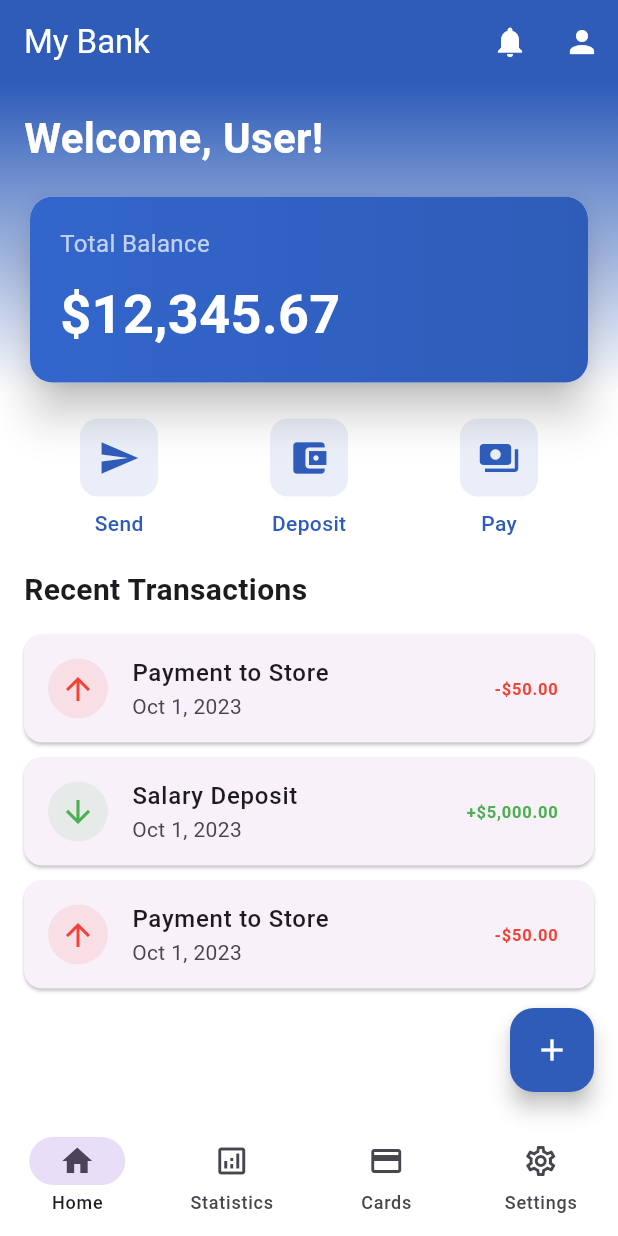
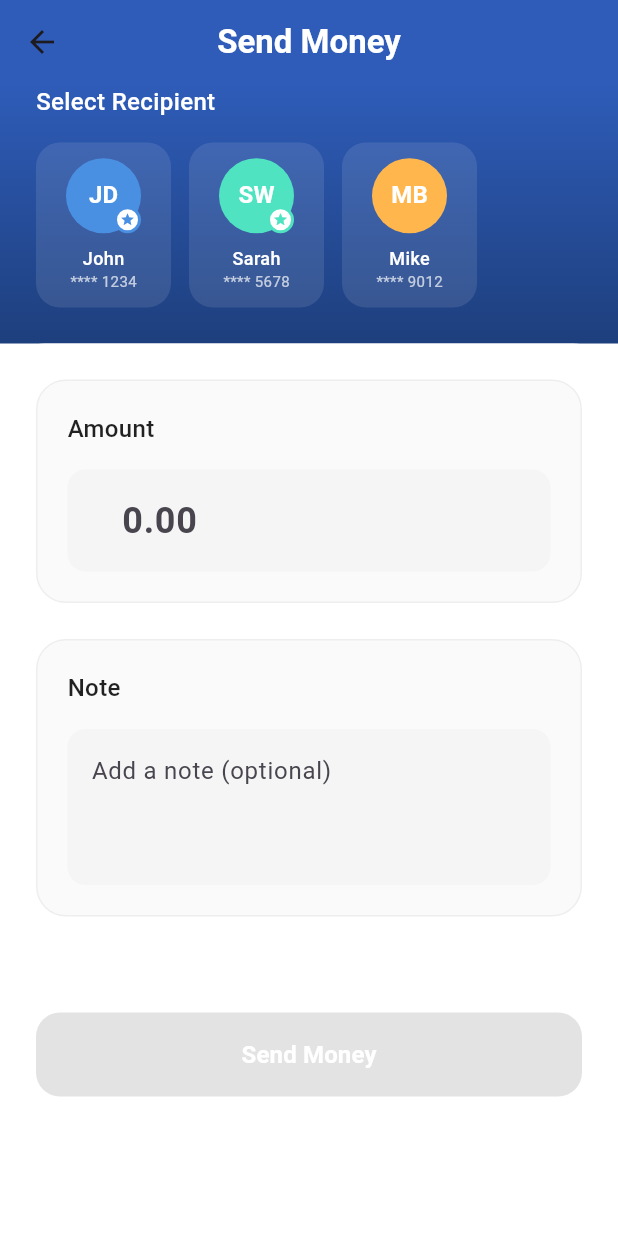
Before and after one commit to Zafir8/bank_app-, a Flutter app: the screen it shows after launch, after a tap on the "send" icon, on a phone screen of 412 x 824 dp. Run offline on Flutter 3.47's test engine with Material 3 defaults, Android fonts, the phone set to English and light mode, and no system bars; our stand-ins replace fl_chart.

Commit message:
Add intl package dependency and update HomeScreen navigation

```diff
--- a/lib/screens/home.dart
+++ b/lib/screens/home.dart
@@ -3,6 +3,7 @@ import 'package:bank_app/components/navbar.dart';
 import 'card.dart';
 import 'settings.dart';
 import 'statistics.dart';
+import 'package:bank_app/screens/send.dart';
 
 class HomeScreen extends StatefulWidget {
   const HomeScreen({super.key});
@@ -13,7 +14,6 @@ class HomeScreen extends StatefulWidget {
 
 class _HomeScreenState extends State<HomeScreen> {
   int _currentIndex = 0;
-
 
   final List<Widget> _pages = [
     const HomeContent(),
@@ -81,7 +81,7 @@ class HomeContent extends StatelessWidget {
           crossAxisAlignment: CrossAxisAlignment.start,
           children: [
             const Text(
-              'Welcome, User!',
+              'Welcome, Zafir!',
               style: TextStyle(
                 fontSize: 28,
                 fontWeight: FontWeight.bold,
@@ -129,6 +129,8 @@ class HomeContent extends StatelessWidget {
               ),
             ),
             const SizedBox(height: 20),
+
+            // Action buttons
             Row(
               mainAxisAlignment: MainAxisAlignment.spaceAround,
               children: [
@@ -136,7 +138,14 @@ class HomeContent extends StatelessWidget {
                   icon: Icons.send,
                   label: 'Send',
                   color: const Color(0xFF2E5CB8),
-                  onTap: () {},
+                  onTap: () {
+                    Navigator.push(
+                      context,
+                      MaterialPageRoute(
+                        builder: (context) => const SendMoneyScreen(),
+                      ),
+                    );
+                  },
                 ),
                 _buildActionButton(
                   icon: Icons.account_balance_wallet,
--- /dev/null
+++ b/lib/screens/send.dart
@@ -0,0 +1,516 @@
+import 'package:flutter/material.dart';
+import 'package:flutter/services.dart';
+import 'package:intl/intl.dart';
+
+class SendMoneyScreen extends StatefulWidget {
+  const SendMoneyScreen({super.key});
+
+  @override
+  State<SendMoneyScreen> createState() => _SendMoneyScreenState();
+}
+
+class _SendMoneyScreenState extends State<SendMoneyScreen> with SingleTickerProviderStateMixin {
+  final _formKey = GlobalKey<FormState>();
+  final _amountController = TextEditingController();
+  final _noteController = TextEditingController();
+  final _currencyFormat = NumberFormat.currency(symbol: '\$');
+
+  late AnimationController _animationController;
+  late Animation<double> _fadeAnimation;
+
+  int? _selectedAccountIndex;
+  bool _isProcessing = false;
+
+  final List<Map<String, dynamic>> _recentRecipients = [
+    {
+      'name': 'John Doe',
+      'avatar': 'JD',
+      'accountNumber': '**** 1234',
+      'bankName': 'Chase Bank',
+      'color': const Color(0xFF4A90E2),
+      'recent': true,
+    },
+    {
+      'name': 'Sarah Wilson',
+      'avatar': 'SW',
+      'accountNumber': '**** 5678',
+      'bankName': 'Bank of America',
+      'color': const Color(0xFF50E3C2),
+      'recent': true,
+    },
+    {
+      'name': 'Mike Brown',
+      'avatar': 'MB',
+      'accountNumber': '**** 9012',
+      'bankName': 'Wells Fargo',
+      'color': const Color(0xFFFFB74D),
+      'recent': false,
+    },
+  ];
+
+  @override
+  void initState() {
+    super.initState();
+    _animationController = AnimationController(
+      duration: const Duration(milliseconds: 400),
+      vsync: this,
+    );
+    _fadeAnimation = Tween<double>(begin: 0.0, end: 1.0).animate(
+      CurvedAnimation(parent: _animationController, curve: Curves.easeOut),
+    );
+    _animationController.forward();
+  }
+
+  @override
+  void dispose() {
+    _amountController.dispose();
+    _noteController.dispose();
+    _animationController.dispose();
+    super.dispose();
+  }
+
+  @override
+  Widget build(BuildContext context) {
+    return Scaffold(
+      backgroundColor: Colors.white,
+      appBar: AppBar(
+        title: const Text('Send Money',
+          style: TextStyle(color: Colors.white, fontWeight: FontWeight.w600)),
+        backgroundColor: const Color(0xFF2E5CB8),
+        elevation: 0,
+        centerTitle: true,
+      ),
+      body: FadeTransition(
+        opacity: _fadeAnimation,
+        child: Column(
+          children: [
+            _buildHeaderSection(),
+            Expanded(
+              child: Container(
+                decoration: const BoxDecoration(
+                  color: Colors.white,
+                  borderRadius: BorderRadius.only(
+                    topLeft: Radius.circular(30),
+                    topRight: Radius.circular(30),
+                  ),
+                ),
+                child: SingleChildScrollView(
+                  padding: const EdgeInsets.all(24),
+                  child: _buildTransferForm(),
+                ),
+              ),
+            ),
+          ],
+        ),
+      ),
+    );
+  }
+
+  Widget _buildHeaderSection() {
+    return Container(
+      padding: const EdgeInsets.fromLTRB(24, 0, 24, 24),
+      decoration: const BoxDecoration(
+        gradient: LinearGradient(
+          begin: Alignment.topCenter,
+          end: Alignment.bottomCenter,
+          colors: [Color(0xFF2E5CB8), Color(0xFF1E3F7D)],
+        ),
+      ),
+      child: Column(
+        crossAxisAlignment: CrossAxisAlignment.start,
+        children: [
+          const Text(
+            'Select Recipient',
+            style: TextStyle(
+              color: Colors.white,
+              fontSize: 16,
+              fontWeight: FontWeight.w500,
+            ),
+          ),
+          const SizedBox(height: 16),
+          SizedBox(
+            height: 110,
+            child: ListView.builder(
+              scrollDirection: Axis.horizontal,
+              itemCount: _recentRecipients.length,
+              itemBuilder: (context, index) => _buildRecipientCard(index),
+            ),
+          ),
+        ],
+      ),
+    );
+  }
+
+  Widget _buildRecipientCard(int index) {
+    final recipient = _recentRecipients[index];
+    final isSelected = _selectedAccountIndex == index;
+
+    return GestureDetector(
+      onTap: () => setState(() => _selectedAccountIndex = index),
+      child: Container(
+        width: 90,
+        margin: const EdgeInsets.only(right: 12),
+        decoration: BoxDecoration(
+          color: isSelected ? Colors.white : Colors.white.withOpacity(0.1),
+          borderRadius: BorderRadius.circular(16),
+        ),
+        child: Column(
+          mainAxisAlignment: MainAxisAlignment.center,
+          children: [
+            Stack(
+              alignment: Alignment.center,
+              children: [
+                CircleAvatar(
+                  radius: 25,
+                  backgroundColor: recipient['color'],
+                  child: Text(
+                    recipient['avatar'],
+                    style: TextStyle(
+                      color: isSelected ? Colors.black87 : Colors.white,
+                      fontWeight: FontWeight.bold,
+                    ),
+                  ),
+                ),
+                if (recipient['recent'])
+                  Positioned(
+                    right: 0,
+                    bottom: 0,
+                    child: Container(
+                      padding: const EdgeInsets.all(2),
+                      decoration: BoxDecoration(
+                        color: Colors.white,
+                        shape: BoxShape.circle,
+                        border: Border.all(color: recipient['color'], width: 2),
+                      ),
+                      child: Icon(
+                        Icons.star,
+                        size: 10,
+                        color: recipient['color'],
+                      ),
+                    ),
+                  ),
+              ],
+            ),
+            const SizedBox(height: 8),
+            Text(
+              recipient['name'].split(' ')[0],
+              style: TextStyle(
+                color: isSelected ? Colors.black87 : Colors.white,
+                fontSize: 12,
+                fontWeight: FontWeight.w500,
+              ),
+              overflow: TextOverflow.ellipsis,
+            ),
+            Text(
+              recipient['accountNumber'],
+              style: TextStyle(
+                color: isSelected ? Colors.black54 : Colors.white70,
+                fontSize: 10,
+              ),
+            ),
+          ],
+        ),
+      ),
+    );
+  }
+
+  Widget _buildTransferForm() {
+    return Form(
+      key: _formKey,
+      child: Column(
+        crossAxisAlignment: CrossAxisAlignment.stretch,
+        children: [
+          _buildAmountInput(),
+          const SizedBox(height: 24),
+          _buildNoteInput(),
+          const SizedBox(height: 32),
+          if (_selectedAccountIndex != null) _buildTransferDetails(),
+          const SizedBox(height: 32),
+          _buildSendButton(),
+        ],
+      ),
+    );
+  }
+
+  Widget _buildAmountInput() {
+    return Container(
+      padding: const EdgeInsets.all(20),
+      decoration: BoxDecoration(
+        color: Colors.grey[50],
+        borderRadius: BorderRadius.circular(20),
+        border: Border.all(color: Colors.grey[200]!),
+      ),
+      child: Column(
+        crossAxisAlignment: CrossAxisAlignment.start,
+        children: [
+          const Text(
+            'Amount',
+            style: TextStyle(
+              fontSize: 16,
+              fontWeight: FontWeight.w500,
+              color: Colors.black87,
+            ),
+          ),
+          const SizedBox(height: 16),
+          TextFormField(
+            controller: _amountController,
+            keyboardType: const TextInputType.numberWithOptions(decimal: true),
+            style: const TextStyle(
+              fontSize: 24,
+              fontWeight: FontWeight.bold,
+              color: Color(0xFF2E5CB8),
+            ),
+            decoration: InputDecoration(
+              prefixText: '\$ ',
+              prefixStyle: const TextStyle(
+                fontSize: 24,
+                fontWeight: FontWeight.bold,
+                color: Color(0xFF2E5CB8),
+              ),
+              hintText: '0.00',
+              border: OutlineInputBorder(
+                borderRadius: BorderRadius.circular(12),
+                borderSide: BorderSide.none,
+              ),
+              filled: true,
+              fillColor: Colors.grey[100],
+            ),
+            validator: (value) {
+              if (value == null || value.isEmpty) {
+                return 'Please enter an amount';
+              }
+              return null;
+            },
+          ),
+        ],
+      ),
+    );
+  }
+
+  Widget _buildNoteInput() {
+    return Container(
+      padding: const EdgeInsets.all(20),
+      decoration: BoxDecoration(
+        color: Colors.grey[50],
+        borderRadius: BorderRadius.circular(20),
+        border: Border.all(color: Colors.grey[200]!),
+      ),
+      child: Column(
+        crossAxisAlignment: CrossAxisAlignment.start,
+        children: [
+          const Text(
+            'Note',
+            style: TextStyle(
+              fontSize: 16,
+              fontWeight: FontWeight.w500,
+              color: Colors.black87,
+            ),
+          ),
+          const SizedBox(height: 16),
+          TextFormField(
+            controller: _noteController,
+            maxLines: 3,
+            decoration: InputDecoration(
+              hintText: 'Add a note (optional)',
+              border: OutlineInputBorder(
+                borderRadius: BorderRadius.circular(12),
+                borderSide: BorderSide.none,
+              ),
+              filled: true,
+              fillColor: Colors.grey[100],
+            ),
+          ),
+        ],
+      ),
+    );
+  }
+
+  Widget _buildTransferDetails() {
+    final recipient = _recentRecipients[_selectedAccountIndex!];
+    return Container(
+      padding: const EdgeInsets.all(20),
+      decoration: BoxDecoration(
+        color: Colors.grey[50],
+        borderRadius: BorderRadius.circular(20),
+        border: Border.all(color: Colors.grey[200]!),
+      ),
+      child: Column(
+        crossAxisAlignment: CrossAxisAlignment.start,
+        children: [
+          const Text(
+            'Transfer Details',
+            style: TextStyle(
+              fontSize: 16,
+              fontWeight: FontWeight.w500,
+              color: Colors.black87,
+            ),
+          ),
+          const SizedBox(height: 16),
+          Row(
+            children: [
+              CircleAvatar(
+                backgroundColor: recipient['color'],
+                child: Text(
+                  recipient['avatar'],
+                  style: const TextStyle(color: Colors.white),
+                ),
+              ),
+              const SizedBox(width: 12),
+              Expanded(
+                child: Column(
+                  crossAxisAlignment: CrossAxisAlignment.start,
+                  children: [
+                    Text(
+                      recipient['name'],
+                      style: const TextStyle(
+                        fontWeight: FontWeight.w600,
+                        fontSize: 16,
+                      ),
+                    ),
+                    Text(
+                      '${recipient['bankName']} - ${recipient['accountNumber']}',
+                      style: TextStyle(
+                        color: Colors.grey[600],
+                        fontSize: 14,
+                      ),
+                    ),
+                  ],
+                ),
+              ),
+            ],
+          ),
+        ],
+      ),
+    );
+  }
+
+  Widget _buildSendButton() {
+    return SizedBox(
+      height: 56,
+      child: ElevatedButton(
+        onPressed: _selectedAccountIndex == null || _isProcessing
+            ? null
+            : () {
+                if (_formKey.currentState!.validate()) {
+                  _showConfirmDialog();
+                }
+              },
+        style: ElevatedButton.styleFrom(
+          backgroundColor: const Color(0xFF2E5CB8),
+          shape: RoundedRectangleBorder(
+            borderRadius: BorderRadius.circular(16),
+          ),
+          elevation: 0,
+        ),
+        child: _isProcessing
+            ? const SizedBox(
+                height: 24,
+                width: 24,
+                child: CircularProgressIndicator(
+                  color: Colors.white,
+                  strokeWidth: 2,
+                ),
+              )
+            : const Text(
+                'Send Money',
+                style: TextStyle(
+                  color: Colors.white,
+                  fontSize: 16,
+                  fontWeight: FontWeight.w600,
+                ),
+              ),
+      ),
+    );
+  }
+
+  Future<void> _showConfirmDialog() async {
+    final amount = double.parse(_amountController.text);
+    final recipient = _recentRecipients[_selectedAccountIndex!];
+
+    showDialog(
+      context: context,
+      builder: (context) => AlertDialog(
+        title: const Text('Confirm Transfer'),
+        content: Column(
+          mainAxisSize: MainAxisSize.min,
+          children: [
+            ListTile(
+              contentPadding: EdgeInsets.zero,
+              leading: CircleAvatar(
+                backgroundColor: recipient['color'],
+                child: Text(
+                  recipient['avatar'],
+                  style: const TextStyle(color: Color.fromARGB(255, 255, 255, 255)),
+                ),
+              ),
+              title: Text(recipient['name']),
+              subtitle: Text(recipient['accountNumber']),
+            ),
+            const Divider(),
+            Row(
+              mainAxisAlignment: MainAxisAlignment.spaceBetween,
+              children: [
+                const Text('Amount:'),
+                Text(_currencyFormat.format(amount)),
+              ],
+            ),
+            const SizedBox(height: 8),
+            Row(
+              mainAxisAlignment: MainAxisAlignment.spaceBetween,
+              children: [
+                const Text('Note:'),
+                Text(_noteController.text.isNotEmpty
+                    ? _noteController.text
+                    : 'No note'),
+              ],
+            ),
+          ],
+        ),
+        actions: [
+          TextButton(
+            onPressed: () => Navigator.pop(context),
+            child: const Text('Cancel'),
+          ),
+          ElevatedButton(
+            onPressed: () {
+              setState(() => _isProcessing = true);
+              _animationController.reverse().then((value) {
+                Navigator.pop(context);
+                _showSuccessDialog();
+              });
+            },
+            style: ElevatedButton.styleFrom(
+              backgroundColor: const Color(0xFF2E5CB8),
+            ),
+
+            child: const Text('Confirm', style: TextStyle(color: Colors.white)),
+
+          ),
+        ],
+      ),
+    );
+  }
+
+  Future<void> _showSuccessDialog() async {
+    await Future.delayed(const Duration(seconds: 2));
+    showDialog(
+      context: context,
+      builder: (context) => AlertDialog(
+        title: const Text('Transfer Successful'),
+        content: const Text('Your money has been sent successfully.'),
+        actions: [
+          ElevatedButton(
+            onPressed: () {
+              Navigator.pop(context);
+              Navigator.pop(context);
+            },
+            style: ElevatedButton.styleFrom(
+              backgroundColor: const Color(0xFF2E5CB8),
+            ),
+            child: const Text('Close', style: TextStyle(color: Colors.white)),
+          ),
+        ],
+      ),
+    );
+  }
+}
--- a/pubspec.yaml
+++ b/pubspec.yaml
@@ -37,6 +37,7 @@ dependencies:
   # Use with the CupertinoIcons class for iOS style icons.
   cupertino_icons: ^1.0.8
   fl_chart: ^0.65.0
+  intl: ^0.18.1
 
 dev_dependencies:
   flutter_test:
```
Also changed, not shown: pubspec.lock.
